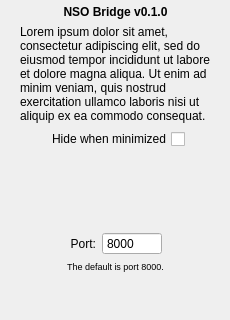
Before: the Qt Designer form NSOBridge.ui in someweisguy/NSOBridge, drawn with Qt 5; both pictures show x 0 to 230 and y 0 to 320 of the 230 by 500 pixel window.
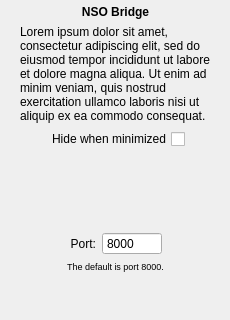
After: the same form once the commit is applied.

Commit message: remove version num

```diff
--- a/NSOBridge.ui
+++ b/NSOBridge.ui
@@ -76,7 +76,7 @@
          </font>
         </property>
         <property name="text">
-         <string>NSO Bridge v0.1.0</string>
+         <string>NSO Bridge</string>
         </property>
         <property name="alignment">
          <set>Qt::AlignCenter</set>
```
